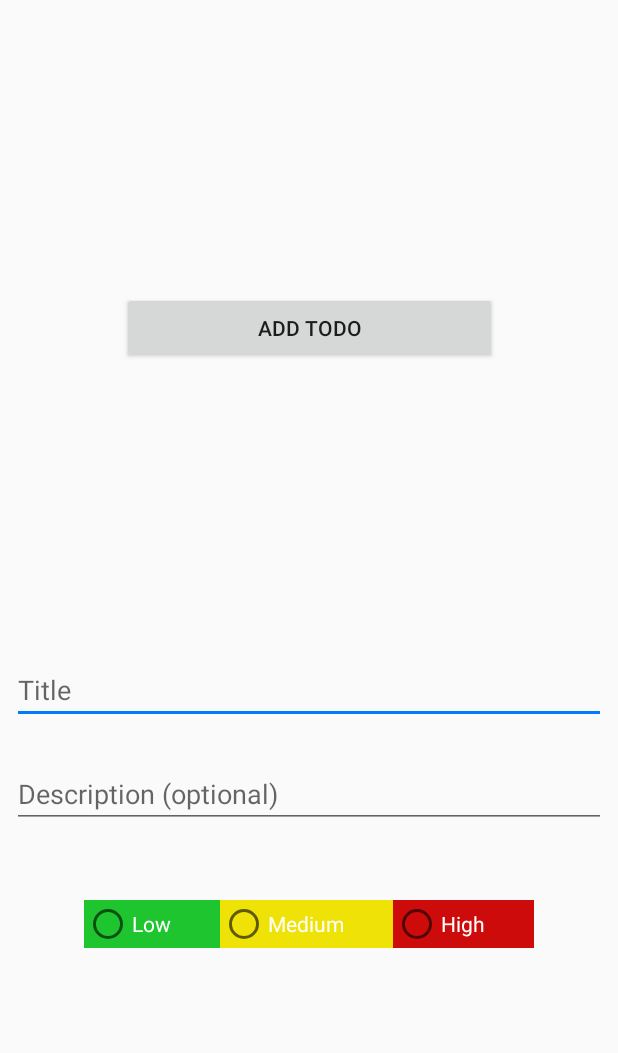
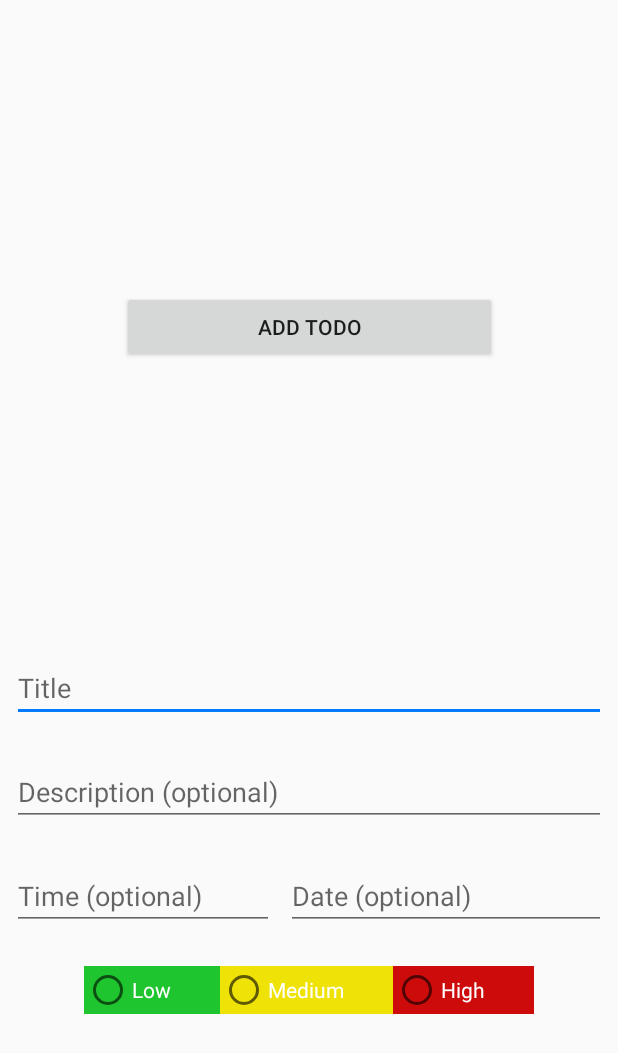
Before and after one commit to Luzkan/ToDoApp, an Android app: the layout activity_addtodo.xml on its own in the app's theme, with its tools: preview values and no code run, on a phone screen of 412 x 824 dp. Shown: the top 1053 px of the screen. Run offline under Robolectric (Android 15) with nearby library versions, the phone set to English and light mode, and no system bars.

Commit message:
Added Time and Date function (as Strings)

```diff
--- a/app/src/main/java/com/luzkan/ToDoApp/Todo/TodoAdapter.kt
+++ b/app/src/main/java/com/luzkan/ToDoApp/Todo/TodoAdapter.kt
@@ -41,6 +41,8 @@ class TodoAdapter(var todoList: List<Todo>? = ArrayList()): RecyclerView.Adapter
                 view.findViewById<TextView>(R.id.first_letter).text = todoList[position].title.first().toUpperCase().toString()
                 view.findViewById<ImageView>(R.id.priority_imgView).setImageResource(getImage(todoList[position].priority))
                 view.findViewById<TextView>(R.id.description).text = todoList[position].description
+                view.findViewById<TextView>(R.id.date).text = todoList[position].date
+                view.findViewById<TextView>(R.id.time).text = todoList[position].time
             }
         }
         private fun getImage(priority: Int): Int
--- a/app/src/main/java/com/luzkan/ToDoApp/data/local/models/Todo.kt
+++ b/app/src/main/java/com/luzkan/ToDoApp/data/local/models/Todo.kt
@@ -11,5 +11,9 @@ class Todo(
     @ColumnInfo(name = "todo_description")
     var description:String = "",
     @ColumnInfo(name = "todo_priority")
-    var priority: Int = 0,
+    var priority: Int = 1,
+    @ColumnInfo(name = "todo_date")
+    var date:String = "",
+    @ColumnInfo(name = "todo_time")
+    var time:String = "",
     @PrimaryKey(autoGenerate = true) var tId: Int = 0)
--- a/app/src/main/res/layout/activity_addtodo.xml
+++ b/app/src/main/res/layout/activity_addtodo.xml
@@ -6,7 +6,7 @@
 
 
     <EditText
-        android:id="@+id/title_ed"
+        android:id="@+id/titleNew"
         android:layout_width="0dp"
         android:layout_height="wrap_content"
         android:layout_marginStart="8dp"
@@ -26,13 +26,13 @@
         android:layout_height="wrap_content"
         android:layout_marginStart="8dp"
         android:layout_marginEnd="8dp"
-        android:layout_marginBottom="48dp"
+        android:layout_marginBottom="24dp"
+        android:autofillHints=""
         android:hint="@string/description"
         android:inputType="textPersonName"
-        app:layout_constraintBottom_toTopOf="@+id/radioGroup"
+        app:layout_constraintBottom_toTopOf="@+id/dateNew"
         app:layout_constraintEnd_toEndOf="parent"
-        app:layout_constraintStart_toStartOf="parent"
-        android:autofillHints="" />
+        app:layout_constraintStart_toStartOf="parent" />
 
 
     <RadioGroup
@@ -41,7 +41,7 @@
         android:layout_height="wrap_content"
         android:layout_marginStart="8dp"
         android:layout_marginEnd="8dp"
-        android:layout_marginBottom="192dp"
+        android:layout_marginBottom="148dp"
         android:orientation="horizontal"
         app:layout_constraintBottom_toBottomOf="parent"
         app:layout_constraintEnd_toEndOf="parent"
@@ -81,8 +81,36 @@
         android:layout_width="250dp"
         android:layout_height="wrap_content"
         android:text="@string/addTodo"
-        app:layout_constraintBottom_toTopOf="@+id/title_ed"
+        app:layout_constraintBottom_toTopOf="@+id/titleNew"
         app:layout_constraintEnd_toEndOf="parent"
         app:layout_constraintStart_toStartOf="parent"
         app:layout_constraintTop_toTopOf="parent" />
+
+    <EditText
+        android:id="@+id/dateNew"
+        android:hint="@string/date"
+        android:layout_width="0dp"
+        android:layout_height="wrap_content"
+        android:layout_marginEnd="8dp"
+        android:layout_marginBottom="24dp"
+        android:ems="10"
+        android:inputType="date"
+        app:layout_constraintBottom_toTopOf="@+id/radioGroup"
+        app:layout_constraintEnd_toEndOf="parent"
+        android:autofillHints="" />
+
+    <EditText
+        android:id="@+id/timeNew"
+        android:hint="@string/time"
+        android:layout_width="0dp"
+        android:layout_height="wrap_content"
+        android:layout_marginStart="8dp"
+        android:layout_marginEnd="8dp"
+        android:ems="5"
+        android:inputType="time"
+        app:layout_constraintBottom_toBottomOf="@+id/dateNew"
+        app:layout_constraintEnd_toStartOf="@+id/dateNew"
+        app:layout_constraintStart_toStartOf="parent"
+        app:layout_constraintTop_toTopOf="@+id/dateNew"
+        android:autofillHints="" />
 </android.support.constraint.ConstraintLayout>
--- a/app/src/main/res/values/strings.xml
+++ b/app/src/main/res/values/strings.xml
@@ -10,6 +10,8 @@
     <string name="quick_add">Quick Add</string>
     <string name="new_task">New Task</string>
     <string name="todo_image">Todo Image</string>
+    <string name="time">Time (optional)</string>
+    <string name="date">Date (optional)</string>
     <string-array name="dialog_list">
         <item>Edit</item>
         <item>Delete</item>
```
Also changed, not shown: app/src/main/java/com/luzkan/ToDoApp/Todo/AddTodoActivity.kt (+25 -18 lines), app/src/main/java/com/luzkan/ToDoApp/Todo/TodoActivity.kt (+6 -2 lines), app/src/main/res/layout/item_todo.xml (+32 -4 lines).
